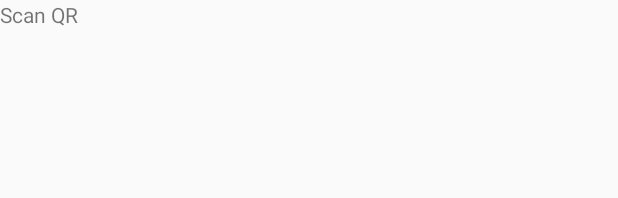
After one commit to ChitSuShine/LogicUniversity, an Android app: the layout fragment_hod_scan_qr.xml on its own in the app's theme, with its tools: preview values and no code run, on a phone screen of 412 x 824 dp. The commit adds this screen. Shown: the top 198 px of the screen. Run offline under Robolectric (Android 15) with nearby library versions, the phone set to English and light mode, and no system bars; network calls fail.

Commit message:
Adding Dep Rep Scan Screen

```diff
--- /dev/null
+++ b/app/src/main/res/layout/fragment_hod_scan_qr.xml
@@ -0,0 +1,13 @@
+<FrameLayout xmlns:android="http://schemas.android.com/apk/res/android"
+    xmlns:tools="http://schemas.android.com/tools"
+    android:layout_width="match_parent"
+    android:layout_height="match_parent"
+    tools:context="com.example.team10ad.LogicUniversity.DepartmentRep.RepScanQRFragment">
+
+    <!-- TODO: Update blank fragment layout -->
+    <TextView
+        android:layout_width="match_parent"
+        android:layout_height="match_parent"
+        android:text="Scan QR" />
+
+</FrameLayout>
--- a/app/src/main/res/values/strings.xml
+++ b/app/src/main/res/values/strings.xml
@@ -18,6 +18,8 @@
     <string name="action_settings">Settings</string>
     <string name="title_activity_home">HomeActivity</string>
 
+    <string name="scanQR">Scan QR</string>
+
     <!-- TODO: Remove or change this placeholder text -->
     <string name="hello_blank_fragment">Hello blank fragment</string>
 </resources>
```
Also changed, not shown: app/src/main/java/com/example/team10ad/LogicUniversity/HomeActivity.java (+11 -4 lines), app/src/main/res/menu/activity_home_rep.xml (added, +13 -0 lines).
